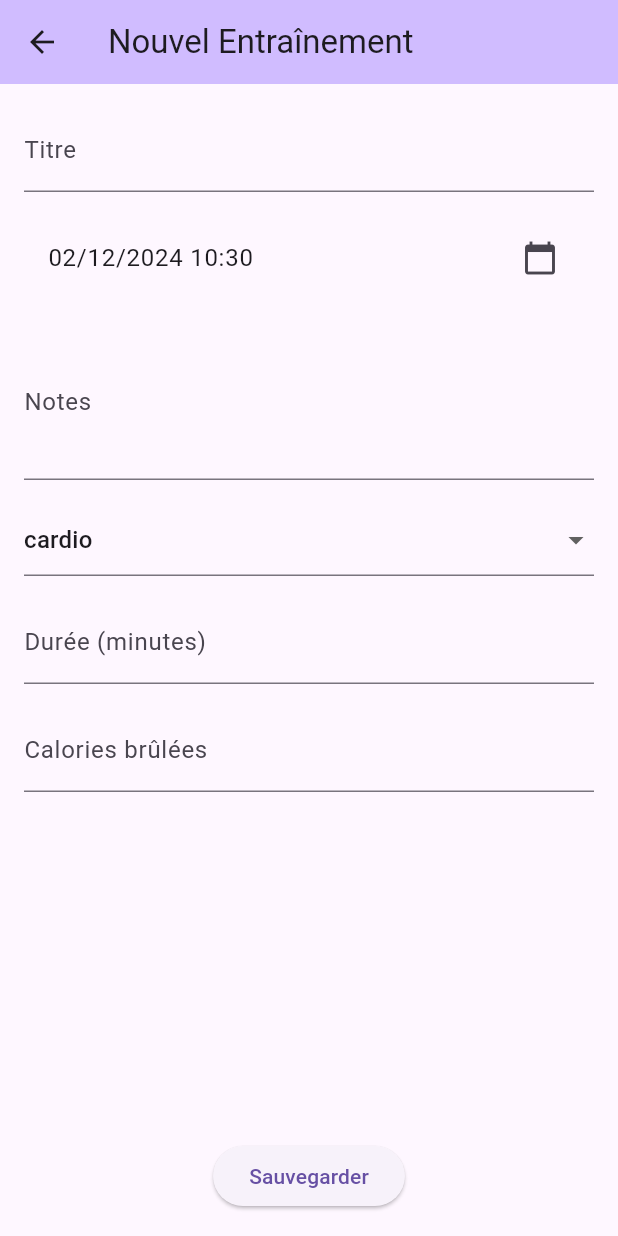
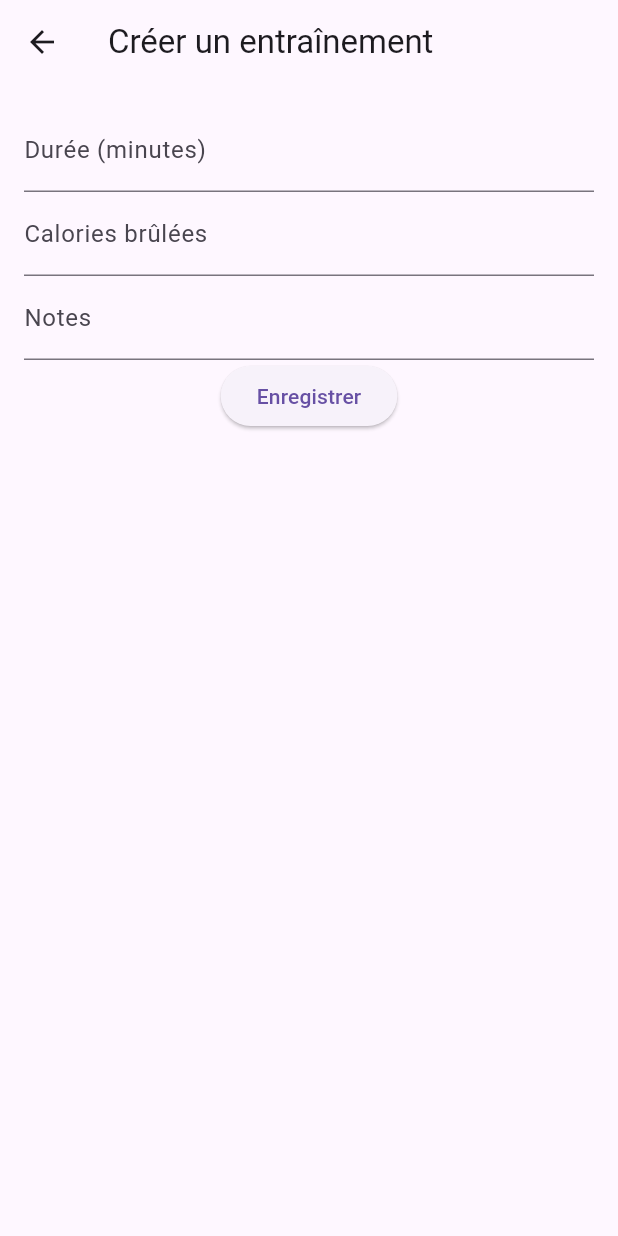
Before and after one commit to daffycricket/my-event-trackers, a Flutter app: the screen it shows after launch, after a tap on "Exercice", on a phone screen of 412 x 824 dp. Run offline on Flutter 3.47's test engine with Material 3 defaults, Android fonts, the phone set to English and light mode, and no system bars; our stand-ins replace flutter_riverpod.

Commit message:
suppression de titre

```diff
--- a/lib/main.dart
+++ b/lib/main.dart
@@ -111,13 +111,17 @@ class EventList extends ConsumerWidget {
                 event is MealEvent ? Icons.restaurant : Icons.fitness_center,
                 color: Theme.of(context).primaryColor,
               ),
-              title: Text(event.title),
-              subtitle: Text(
+              title: Text(
+                event is MealEvent
+                  ? _getMealTypeText(event.type)
+                  : '${_getWorkoutTypeText((event as WorkoutEvent).type)} - ${(event).duration.inMinutes}min'
+              ),
+              subtitle: event.notes != null
+                ? Text(event.notes!)
+                : null,
+              trailing: Text(
                 DateFormat('HH:mm').format(event.date),
               ),
-              trailing: event is MealEvent
-                  ? Text(event.type.name)
-                  : Text('${(event as WorkoutEvent).duration.inMinutes}min'),
               onTap: () => Navigator.push(
                 context,
                 MaterialPageRoute(
@@ -183,4 +187,30 @@ class EventList extends ConsumerWidget {
 
     return DateFormat('EEEE dd MMMM', 'fr_FR').format(date);
   }
+
+  String _getMealTypeText(MealType type) {
+    switch (type) {
+      case MealType.breakfast:
+        return 'Petit déjeuner';
+      case MealType.lunch:
+        return 'Déjeuner';
+      case MealType.dinner:
+        return 'Dîner';
+      case MealType.snack:
+        return 'Collation';
+    }
+  }
+
+  String _getWorkoutTypeText(WorkoutType type) {
+    switch (type) {
+      case WorkoutType.cardio:
+        return 'Cardio';
+      case WorkoutType.strength:
+        return 'Musculation';
+      case WorkoutType.flexibility:
+        return 'Étirements';
+      case WorkoutType.sport:
+        return 'Sport';
+    }
+  }
 }
--- a/lib/models/event.dart
+++ b/lib/models/event.dart
@@ -1,27 +1,25 @@
 abstract class Event {
   final String id;
-  final String title;
   final DateTime date;
+  final String? notes;
 
-  const Event({
+  Event({
     required this.id,
-    required this.title,
     required this.date,
+    this.notes,
   });
 }
 
 class MealEvent extends Event {
   final List<String> foods;
-  final String? notes;
   final MealType type;
 
-  const MealEvent({
+  MealEvent({
     required super.id,
-    required super.title,
     required super.date,
     required this.foods,
-    this.notes,
     required this.type,
+    super.notes,
   });
 }
 
@@ -29,16 +27,14 @@ class WorkoutEvent extends Event {
   final Duration duration;
   final WorkoutType type;
   final int? caloriesBurned;
-  final String? notes;
 
-  const WorkoutEvent({
+  WorkoutEvent({
     required super.id,
-    required super.title,
     required super.date,
     required this.duration,
     required this.type,
     this.caloriesBurned,
-    this.notes,
+    super.notes,
   });
 }
 
--- a/lib/providers/events_provider.dart
+++ b/lib/providers/events_provider.dart
@@ -27,7 +27,6 @@ class EventsNotifier extends StateNotifier<List<Event>> {
 final _initialEvents = [
   MealEvent(
     id: const Uuid().v4(),
-    title: 'Petit déjeuner',
     date: DateTime.now().subtract(const Duration(hours: 3)),
     type: MealType.breakfast,
     foods: ['Café', 'Pain', 'Œufs'],
@@ -35,7 +34,7 @@ final _initialEvents = [
   ),
   WorkoutEvent(
     id: const Uuid().v4(),
-    title: 'Jogging matinal',
+    notes: 'Jogging matinal sur les quais',
     date: DateTime.now().subtract(const Duration(hours: 2)),
     type: WorkoutType.cardio,
     duration: const Duration(minutes: 30),
@@ -43,7 +42,7 @@ final _initialEvents = [
   ),
   MealEvent(
     id: const Uuid().v4(),
-    title: 'Déjeuner',
+    notes: 'Déjeuner sucré',
     date: DateTime.now().subtract(const Duration(minutes: 45)),
     type: MealType.lunch,
     foods: ['Salade', 'Poulet', 'Riz'],
--- a/lib/screens/create_meal_screen.dart
+++ b/lib/screens/create_meal_screen.dart
@@ -17,20 +17,43 @@ class CreateMealScreen extends ConsumerStatefulWidget {
 
 class _CreateMealScreenState extends ConsumerState<CreateMealScreen>
     with DateTimePickerMixin {
-  late final TextEditingController _titleController;
-  late final TextEditingController _foodsController;
-  late final TextEditingController _notesController;
+  var _foodsController = TextEditingController();
+  var _notesController = TextEditingController();
   late MealType _selectedType;
 
   @override
   void initState() {
     super.initState();
     final meal = widget.mealToEdit;
-    _titleController = TextEditingController(text: meal?.title ?? '');
     _foodsController = TextEditingController(text: meal?.foods.join(', ') ?? '');
     _notesController = TextEditingController(text: meal?.notes ?? '');
     _selectedType = meal?.type ?? MealType.lunch;
     selectedDateTime = meal?.date ?? DateTime.now();
+  }
+
+  @override
+  void dispose() {
+    _foodsController.dispose();
+    _notesController.dispose();
+    super.dispose();
+  }
+
+  void _saveMeal() {
+    final meal = MealEvent(
+      id: widget.mealToEdit?.id ?? const Uuid().v4(),
+      date: selectedDateTime,
+      type: _selectedType,
+      foods: _foodsController.text.split(',').map((e) => e.trim()).toList(),
+      notes: _notesController.text.isEmpty ? null : _notesController.text,
+    );
+
+    final notifier = ref.read(eventsProvider.notifier);
+    if (widget.mealToEdit != null) {
+      notifier.updateEvent(meal);
+    } else {
+      notifier.addEvent(meal);
+    }
+    Navigator.pop(context);
   }
 
   @override
@@ -46,7 +69,6 @@ class _CreateMealScreenState extends ConsumerState<CreateMealScreen>
         child: Column(
           children: [
             CommonEventFields(
-              titleController: _titleController,
               selectedDateTime: selectedDateTime,
               onDateSelect: selectDateTime,
               notesController: _notesController,
@@ -77,31 +99,4 @@ class _CreateMealScreenState extends ConsumerState<CreateMealScreen>
       ),
     );
   }
-
-  void _saveMeal() {
-    final meal = MealEvent(
-      id: widget.mealToEdit?.id ?? const Uuid().v4(),
-      title: _titleController.text,
-      date: selectedDateTime,
-      type: _selectedType,
-      foods: _foodsController.text.split(',').map((e) => e.trim()).toList(),
-      notes: _notesController.text.isEmpty ? null : _notesController.text,
-    );
-
-    final notifier = ref.read(eventsProvider.notifier);
-    if (widget.mealToEdit != null) {
-      notifier.updateEvent(meal);
-    } else {
-      notifier.addEvent(meal);
-    }
-    Navigator.pop(context);
-  }
-
-  @override
-  void dispose() {
-    _titleController.dispose();
-    _foodsController.dispose();
-    _notesController.dispose();
-    super.dispose();
-  }
 }
--- a/lib/screens/create_workout_screen.dart
+++ b/lib/screens/create_workout_screen.dart
@@ -4,7 +4,6 @@ import 'package:uuid/uuid.dart';
 import '../models/event.dart';
 import '../providers/events_provider.dart';
 import '../mixins/date_time_picker_mixin.dart';
-import '../widgets/common_event_fields.dart';
 
 class CreateWorkoutScreen extends ConsumerStatefulWidget {
   final WorkoutEvent? workoutToEdit;
@@ -17,17 +16,15 @@ class CreateWorkoutScreen extends ConsumerStatefulWidget {
 
 class _CreateWorkoutScreenState extends ConsumerState<CreateWorkoutScreen>
     with DateTimePickerMixin {
-  late final TextEditingController _titleController;
-  late final TextEditingController _durationController;
-  late final TextEditingController _caloriesController;
-  late final TextEditingController _notesController;
+  var _durationController = TextEditingController();
+  var _caloriesController = TextEditingController();
+  var _notesController = TextEditingController();
   late WorkoutType _selectedType;
 
   @override
   void initState() {
     super.initState();
     final workout = widget.workoutToEdit;
-    _titleController = TextEditingController(text: workout?.title ?? '');
     _durationController = TextEditingController(
         text: workout?.duration.inMinutes.toString() ?? '');
     _caloriesController = TextEditingController(
@@ -38,52 +35,42 @@ class _CreateWorkoutScreenState extends ConsumerState<CreateWorkoutScreen>
   }
 
   @override
+  void dispose() {
+    _durationController.dispose();
+    _caloriesController.dispose();
+    _notesController.dispose();
+    super.dispose();
+  }
+
+  @override
   Widget build(BuildContext context) {
-    final isEditing = widget.workoutToEdit != null;
     return Scaffold(
       appBar: AppBar(
-        title: Text(isEditing ? 'Modifier l\'entraînement' : 'Nouvel Entraînement'),
-        backgroundColor: Theme.of(context).colorScheme.inversePrimary,
+        title: const Text('Créer un entraînement'),
       ),
       body: Padding(
-        padding: const EdgeInsets.all(16),
+        padding: const EdgeInsets.all(16.0),
         child: Column(
           children: [
-            CommonEventFields(
-              titleController: _titleController,
-              selectedDateTime: selectedDateTime,
-              onDateSelect: selectDateTime,
-              notesController: _notesController,
-            ),
-            const SizedBox(height: 16),
-            DropdownButtonFormField<WorkoutType>(
-              value: _selectedType,
-              onChanged: (value) => setState(() => _selectedType = value!),
-              items: WorkoutType.values.map((type) => DropdownMenuItem(
-                value: type,
-                child: Text(type.name),
-              )).toList(),
-            ),
-            const SizedBox(height: 16),
+            // Ajoutez ici les champs de saisie pour la durée, les calories, les notes, etc.
             TextField(
               controller: _durationController,
               decoration: const InputDecoration(labelText: 'Durée (minutes)'),
               keyboardType: TextInputType.number,
-              textCapitalization: TextCapitalization.sentences,
-              textInputAction: TextInputAction.next,
             ),
-            const SizedBox(height: 16),
             TextField(
               controller: _caloriesController,
               decoration: const InputDecoration(labelText: 'Calories brûlées'),
               keyboardType: TextInputType.number,
-              textCapitalization: TextCapitalization.sentences,
-              textInputAction: TextInputAction.next,
             ),
-            const Spacer(),
+            TextField(
+              controller: _notesController,
+              decoration: const InputDecoration(labelText: 'Notes'),
+            ),
+            // Ajoutez un bouton pour enregistrer l'entraînement
             ElevatedButton(
               onPressed: _saveWorkout,
-              child: Text(isEditing ? 'Mettre à jour' : 'Sauvegarder'),
+              child: const Text('Enregistrer'),
             ),
           ],
         ),
@@ -94,7 +81,6 @@ class _CreateWorkoutScreenState extends ConsumerState<CreateWorkoutScreen>
   void _saveWorkout() {
     final workout = WorkoutEvent(
       id: widget.workoutToEdit?.id ?? const Uuid().v4(),
-      title: _titleController.text,
       date: selectedDateTime,
       type: _selectedType,
       duration: Duration(minutes: int.parse(_durationController.text)),
@@ -112,13 +98,4 @@ class _CreateWorkoutScreenState extends ConsumerState<CreateWorkoutScreen>
     }
     Navigator.pop(context);
   }
-
-  @override
-  void dispose() {
-    _titleController.dispose();
-    _durationController.dispose();
-    _caloriesController.dispose();
-    _notesController.dispose();
-    super.dispose();
-  }
 }
--- a/lib/screens/meal_detail_screen.dart
+++ b/lib/screens/meal_detail_screen.dart
@@ -37,7 +37,7 @@ class _MealDetailScreenState extends ConsumerState<MealDetailScreen> {
                   crossAxisAlignment: CrossAxisAlignment.start,
                   children: [
                     Text(
-                      updatedMeal.title,
+                      updatedMeal.type.name,
                       style: Theme.of(context).textTheme.headlineMedium,
                     ),
                     const SizedBox(height: 8),
--- a/lib/screens/workout_detail_screen.dart
+++ b/lib/screens/workout_detail_screen.dart
@@ -23,7 +23,7 @@ class _WorkoutDetailScreenState extends ConsumerState<WorkoutDetailScreen> {
 
     return Scaffold(
       appBar: AppBar(
-        title: Text(updatedWorkout.title),
+        title: Text(updatedWorkout.type.name),
         backgroundColor: Theme.of(context).colorScheme.inversePrimary,
       ),
       body: Padding(
@@ -38,7 +38,7 @@ class _WorkoutDetailScreenState extends ConsumerState<WorkoutDetailScreen> {
                   crossAxisAlignment: CrossAxisAlignment.start,
                   children: [
                     Text(
-                      updatedWorkout.title,
+                      updatedWorkout.type.name,
                       style: Theme.of(context).textTheme.headlineMedium,
                     ),
                     const SizedBox(height: 8),
--- a/lib/widgets/common_event_fields.dart
+++ b/lib/widgets/common_event_fields.dart
@@ -2,14 +2,12 @@ import 'package:flutter/material.dart';
 import 'package:intl/intl.dart';
 
 class CommonEventFields extends StatelessWidget {
-  final TextEditingController titleController;
   final DateTime selectedDateTime;
   final Function() onDateSelect;
   final TextEditingController? notesController;
 
   const CommonEventFields({
     super.key,
-    required this.titleController,
     required this.selectedDateTime,
     required this.onDateSelect,
     this.notesController,
@@ -19,17 +17,6 @@ class CommonEventFields extends StatelessWidget {
   Widget build(BuildContext context) {
     return Column(
       children: [
-        TextField(
-          controller: titleController,
-          decoration: const InputDecoration(labelText: 'Titre'),
-          textCapitalization: TextCapitalization.sentences,
-          textInputAction: TextInputAction.next,
-          keyboardType: TextInputType.text,
-          enableSuggestions: true,
-          autocorrect: true,
-          style: const TextStyle(locale: Locale('fr', 'FR')),
-        ),
-        const SizedBox(height: 16),
         ListTile(
           title: Text(
             DateFormat('dd/MM/yyyy HH:mm').format(selectedDateTime),
```
